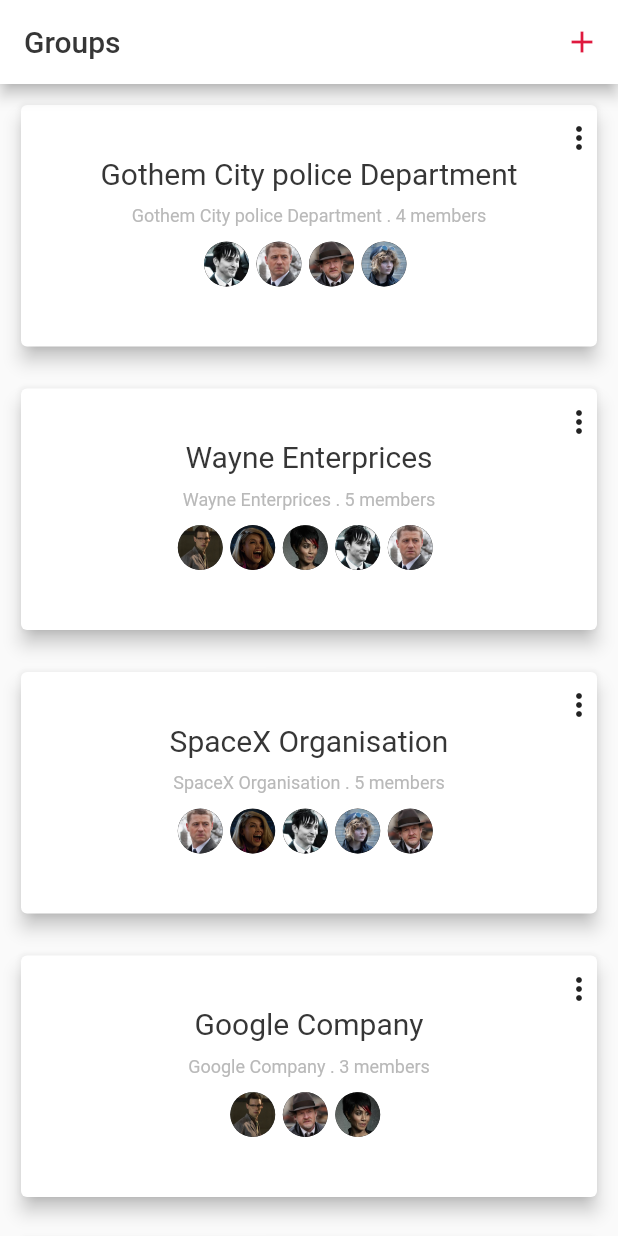
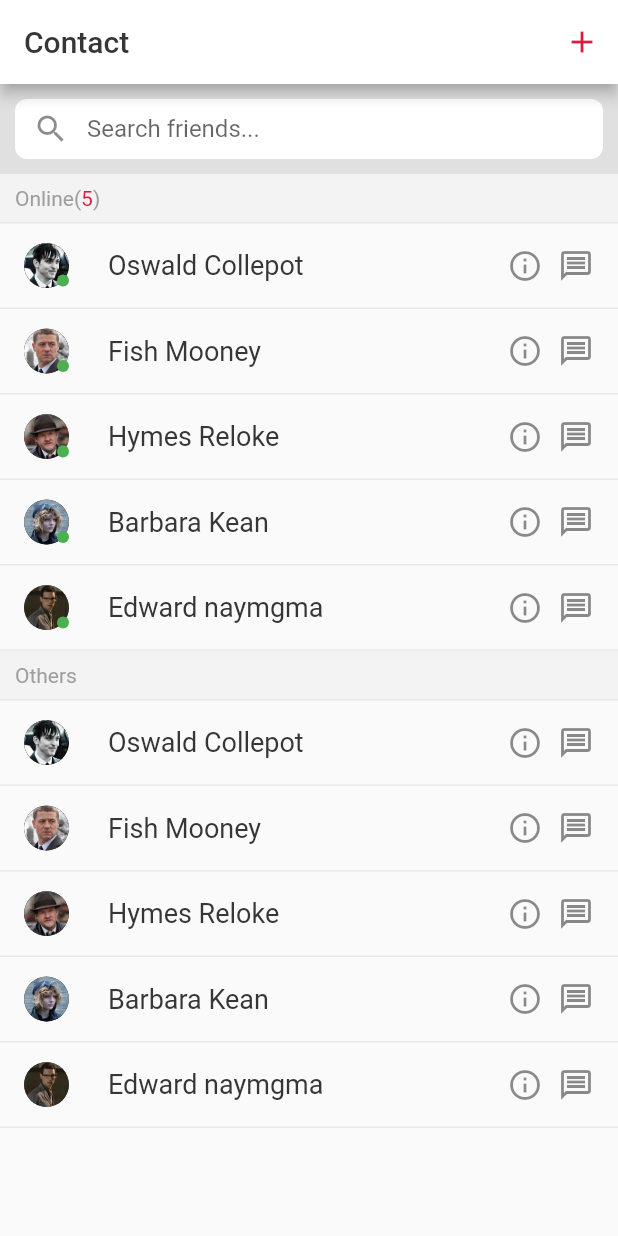
Before and after one commit to Mahendra789/chatApp, a Flutter app: the screen it shows after launch, on a phone screen of 412 x 824 dp. Run offline on Flutter 3.47's test engine with Material 2 defaults, Android fonts, the phone set to English and light mode, and no system bars; Roboto replaces fonts that are missing (lato).

Commit message:
contacts screen added

```diff
--- a/lib/main.dart
+++ b/lib/main.dart
@@ -4,6 +4,7 @@ import './screens/welcome.dart';
 import './screens/messages.dart';
 import './screens/conversation.dart';
 import './screens/groups.dart';
+import './screens/contacts.dart';
 
 void main() {
   runApp(MyApp());
@@ -70,7 +71,7 @@ class MyApp extends StatelessWidget {
           fontFamily: 'lato'),
       home: Scaffold(
         backgroundColor: Colors.transparent,
-        body: Groups(),
+        body: Contacts(),
       ),
     );
   }
--- /dev/null
+++ b/lib/models/contact.dart
@@ -0,0 +1,13 @@
+import 'package:flutter/foundation.dart';
+
+class Contact {
+  final String id;
+  final String name;
+  final String imageUrl;
+
+  Contact({
+    @required this.id,
+    @required this.name,
+    @required this.imageUrl,
+  });
+}
--- /dev/null
+++ b/lib/screens/contacts.dart
@@ -0,0 +1,196 @@
+import 'dart:ui';
+
+import 'package:flutter/material.dart';
+
+import './../widgets/contact_card.dart';
+import './../models/contact.dart';
+
+class Contacts extends StatelessWidget {
+  final List<Contact> onlineContacts = [
+    Contact(
+      id: 'id1',
+      name: 'Oswald Collepot',
+      imageUrl: 'assets/images/user1.png',
+    ),
+    Contact(
+      id: 'id2',
+      name: 'Fish Mooney',
+      imageUrl: 'assets/images/user2.png',
+    ),
+    Contact(
+      id: 'id3',
+      name: 'Hymes Reloke',
+      imageUrl: 'assets/images/user3.png',
+    ),
+    Contact(
+      id: 'id4',
+      name: 'Barbara Kean',
+      imageUrl: 'assets/images/user4.png',
+    ),
+    Contact(
+      id: 'id5',
+      name: 'Edward naymgma',
+      imageUrl: 'assets/images/user5.png',
+    ),
+  ];
+
+  final List<Contact> others = [
+    Contact(
+      id: 'id6',
+      name: 'Selina Kyle',
+      imageUrl: 'assets/images/user6.png',
+    ),
+    Contact(
+      id: 'id7',
+      name: 'Hervey Roamsde',
+      imageUrl: 'assets/images/user7.png',
+    ),
+    Contact(
+      id: 'id3',
+      name: 'Hymes Reloke',
+      imageUrl: 'assets/images/user3.png',
+    ),
+    Contact(
+      id: 'id4',
+      name: 'Barbara Kean',
+      imageUrl: 'assets/images/user4.png',
+    ),
+  ];
+
+  @override
+  Widget build(BuildContext context) {
+    return Scaffold(
+      appBar: AppBar(
+        backgroundColor: Colors.white,
+        title: Text(
+          'Contact',
+          style: TextStyle(
+            color: Theme.of(context).primaryColor,
+          ),
+        ),
+        actions: <Widget>[
+          IconButton(
+            icon: Icon(
+              Icons.add,
+              color: const Color(0xffdf193e),
+            ),
+            onPressed: () {},
+          ),
+        ],
+      ),
+      body: SingleChildScrollView(
+        child: Column(
+          mainAxisAlignment: MainAxisAlignment.start,
+          crossAxisAlignment: CrossAxisAlignment.stretch,
+          children: <Widget>[
+            Container(
+              padding: EdgeInsets.all(10),
+              height: 60,
+              decoration: BoxDecoration(
+                color: const Color(0xffe0e0e0),
+              ),
+              child: TextField(
+                autocorrect: true,
+                textCapitalization: TextCapitalization.sentences,
+                textAlign: TextAlign.center,
+                decoration: InputDecoration(
+                    fillColor: Colors.white,
+                    filled: true,
+                    enabledBorder: OutlineInputBorder(
+                      borderRadius: BorderRadius.all(
+                        Radius.circular(8.0),
+                      ),
+                      borderSide: BorderSide.none,
+                    ),
+                    focusedBorder: OutlineInputBorder(
+                      borderRadius: BorderRadius.all(
+                        Radius.circular(8.0),
+                      ),
+                      borderSide: BorderSide.none,
+                    ),
+                    labelText: 'Search friends...',
+                    prefixIcon: Icon(Icons.search)),
+              ),
+            ),
+            Container(
+              padding: EdgeInsets.symmetric(vertical: 8, horizontal: 10),
+              decoration: BoxDecoration(
+                color: const Color(0xfff3f3f3),
+                border: Border(
+                  bottom: BorderSide(
+                    width: 1,
+                    color: const Color(0xffe8e8e8),
+                  ),
+                ),
+              ),
+              child: Row(
+                children: <Widget>[
+                  Text(
+                    'Online(',
+                    style: TextStyle(
+                      color: Colors.grey,
+                    ),
+                  ),
+                  Text(
+                    '5',
+                    style: TextStyle(
+                      color: const Color(0xffdf193e),
+                    ),
+                  ),
+                  Text(
+                    ')',
+                    style: TextStyle(
+                      color: Colors.grey,
+                    ),
+                  ),
+                ],
+              ),
+            ),
+            Container(
+              child: ListView(
+                shrinkWrap: true,
+                physics: NeverScrollableScrollPhysics(),
+                children: onlineContacts
+                    .map((contact) =>
+                        ContactCard(contact: contact, isOnline: true))
+                    .toList(),
+              ),
+            ),
+            Container(
+              padding: EdgeInsets.symmetric(vertical: 8, horizontal: 10),
+              decoration: BoxDecoration(
+                color: const Color(0xfff3f3f3),
+                border: Border(
+                  bottom: BorderSide(
+                    width: 1,
+                    color: const Color(0xffe8e8e8),
+                  ),
+                ),
+              ),
+              child: Row(
+                children: <Widget>[
+                  Text(
+                    'Others',
+                    style: TextStyle(
+                      color: Colors.grey,
+                    ),
+                  ),
+                ],
+              ),
+            ),
+            Container(
+              child: ListView(
+                shrinkWrap: true,
+                physics: NeverScrollableScrollPhysics(),
+                children: onlineContacts
+                    .map((contact) =>
+                        ContactCard(contact: contact, isOnline: false))
+                    .toList(),
+              ),
+            ),
+          ],
+        ),
+      ),
+    );
+  }
+}
--- a/lib/screens/conversation.dart
+++ b/lib/screens/conversation.dart
@@ -18,7 +18,7 @@ class Conversation extends StatelessWidget {
         actions: <Widget>[
           IconButton(
             icon: Icon(
-              Icons.info,
+              Icons.info_outline,
               color: const Color(0xffdf193e),
             ),
             onPressed: () {},
--- /dev/null
+++ b/lib/widgets/contact_card.dart
@@ -0,0 +1,77 @@
+import 'package:flutter/material.dart';
+
+import './../models/contact.dart';
+
+class ContactCard extends StatefulWidget {
+  const ContactCard({@required this.contact, @required this.isOnline});
+  final Contact contact;
+  final bool isOnline;
+
+  @override
+  _ContactCardState createState() => _ContactCardState();
+}
+
+class _ContactCardState extends State<ContactCard> {
+  @override
+  Widget build(BuildContext context) {
+    return Stack(
+      children: [
+        Dismissible(
+          key: ValueKey(widget.contact.id),
+          background: Container(
+            color: const Color(0xffdf193e),
+            child: Icon(
+              Icons.delete,
+              color: Colors.white,
+              size: 20,
+            ),
+            alignment: Alignment.centerRight,
+            padding: EdgeInsets.only(right: 20),
+            margin: EdgeInsets.symmetric(horizontal: 5, vertical: 4),
+          ),
+          direction: DismissDirection.endToStart,
+          child: Container(
+            decoration: BoxDecoration(
+              border: Border(
+                bottom: BorderSide(
+                  width: 1,
+                  color: const Color(0xffe8e8e8),
+                ),
+              ),
+            ),
+            child: ListTile(
+              leading: CircleAvatar(
+                radius: 15,
+                backgroundImage: AssetImage(widget.contact.imageUrl),
+              ),
+              title: Text(
+                widget.contact.name,
+                style: new TextStyle(
+                  color: Theme.of(context).primaryColor,
+                  fontSize: 18,
+                ),
+              ),
+              trailing: Wrap(
+                spacing: 10,
+                children: <Widget>[
+                  Icon(Icons.info_outline),
+                  Icon(Icons.message_outlined)
+                ],
+              ),
+            ),
+          ),
+        ),
+        if (widget.isOnline)
+          Positioned(
+            bottom: 15,
+            left: 38,
+            right: null,
+            child: CircleAvatar(
+              radius: 4,
+              backgroundColor: Colors.green,
+            ),
+          ),
+      ],
+    );
+  }
+}
```
